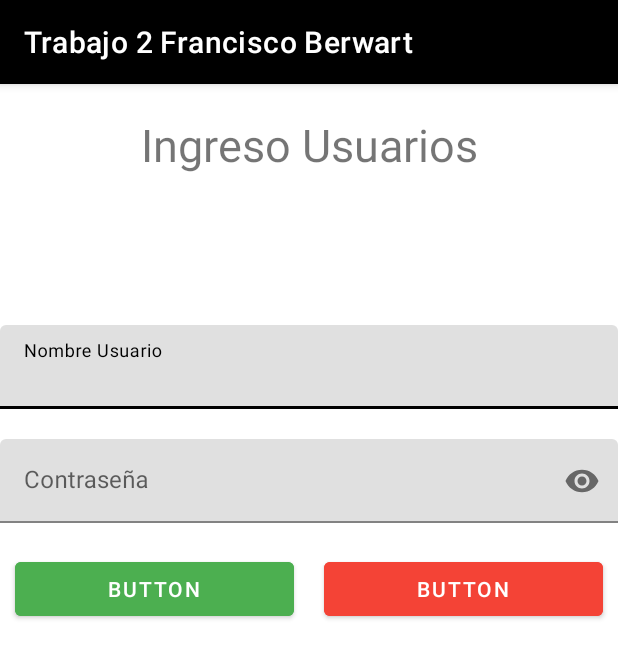
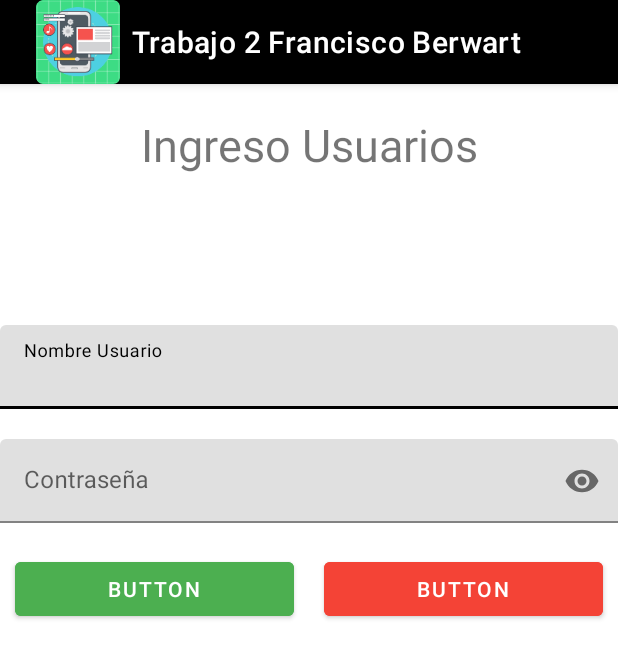
Before and after one commit to Panchober27/Trabajo2-AppMoviles, an Android app: the screen it shows after launch (MainActivity), on a phone screen of 412 x 824 dp. Shown: the top 658 px of the screen. Run offline under Robolectric (Android 15) with nearby library versions, the phone set to English and light mode, and no system bars.

Commit message:
Agrego Logo de App en activities. Ahora empezare a trabajar con el ArrayList de productos

```diff
--- a/app/src/main/java/com/example/trabajo2_appmoviles_francisco_berwart/MainActivity.java
+++ b/app/src/main/java/com/example/trabajo2_appmoviles_francisco_berwart/MainActivity.java
@@ -44,6 +44,8 @@ public class MainActivity extends AppCompatActivity {
 
 
     private void inits() {
+        getSupportActionBar().setDisplayShowHomeEnabled(true);
+        getSupportActionBar().setIcon(R.mipmap.ic_launcher);
         user = findViewById(R.id.edUsername);
         password = findViewById(R.id.edPassword);
         btnOk = findViewById(R.id.btnOk);
--- a/app/src/main/java/com/example/trabajo2_appmoviles_francisco_berwart/ProductoActivity.java
+++ b/app/src/main/java/com/example/trabajo2_appmoviles_francisco_berwart/ProductoActivity.java
@@ -76,7 +76,8 @@ public class ProductoActivity extends AppCompatActivity {
     // Metodo de Inicializaciones
     private void inits() {
         // Colocar codigo de imagen de actionBar.
-        // Seria choro hacer esto desde Validaciones :)
+        getSupportActionBar().setDisplayShowHomeEnabled(true);
+        getSupportActionBar().setIcon(R.mipmap.ic_launcher);
         edIDProd = findViewById(R.id.edIDtProducto);
         edNomProd = findViewById(R.id.edNombreProducto);
         spinProds = findViewById(R.id.spinProds);
```
Also changed, not shown: app/src/main/java/com/example/trabajo2_appmoviles_francisco_berwart/Validaciones.java (+5 -3 lines).
